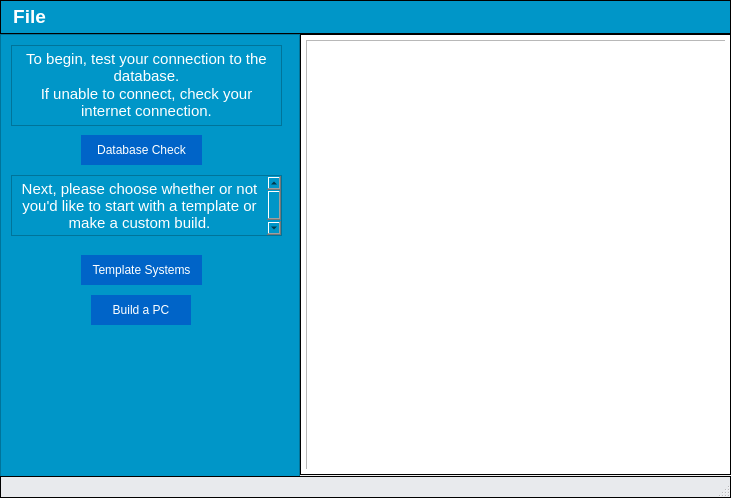
First picture: the form in mainwindow.ui, repository ameigen/cpr_proj, before the edit.
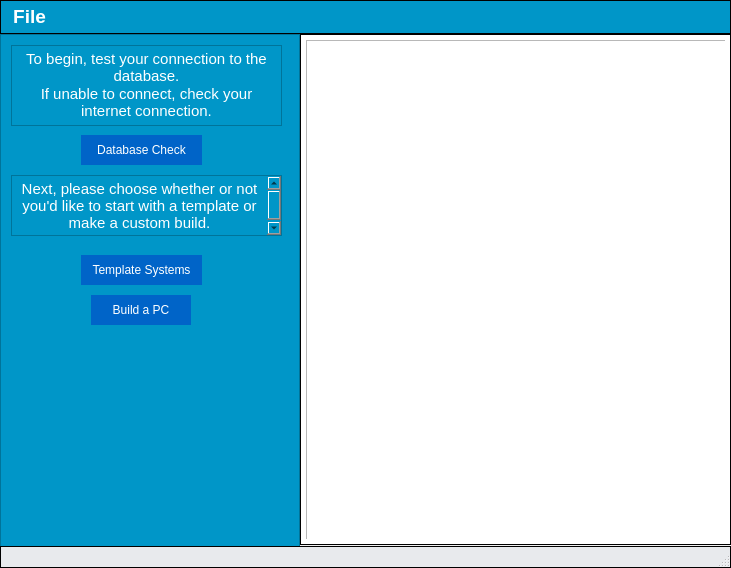
Second picture: the form after the edit. Icons and pictures are not drawn.

Commit message: slight display scheme changes

```diff
--- a/mainwindow.ui
+++ b/mainwindow.ui
@@ -7,7 +7,7 @@
     <x>0</x>
     <y>0</y>
     <width>731</width>
-    <height>498</height>
+    <height>568</height>
    </rect>
   </property>
   <property name="sizePolicy">
@@ -397,7 +397,7 @@
       <x>300</x>
       <y>0</y>
       <width>431</width>
-      <height>441</height>
+      <height>511</height>
      </rect>
     </property>
     <property name="styleSheet">
@@ -416,7 +416,7 @@
        <x>0</x>
        <y>0</y>
        <width>419</width>
-       <height>429</height>
+       <height>499</height>
       </rect>
      </property>
      <property name="styleSheet">
@@ -428,7 +428,7 @@
         <x>0</x>
         <y>0</y>
         <width>421</width>
-        <height>431</height>
+        <height>501</height>
        </rect>
       </property>
       <property name="acceptDrops">
```
The commit also changes 2 other files.
